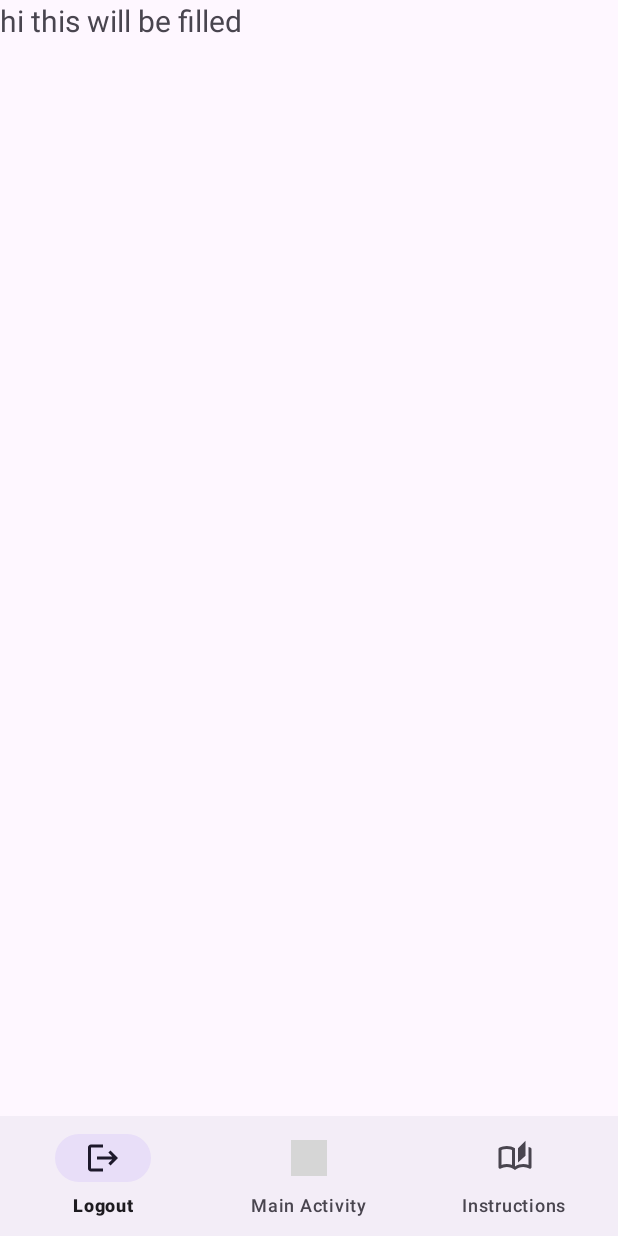
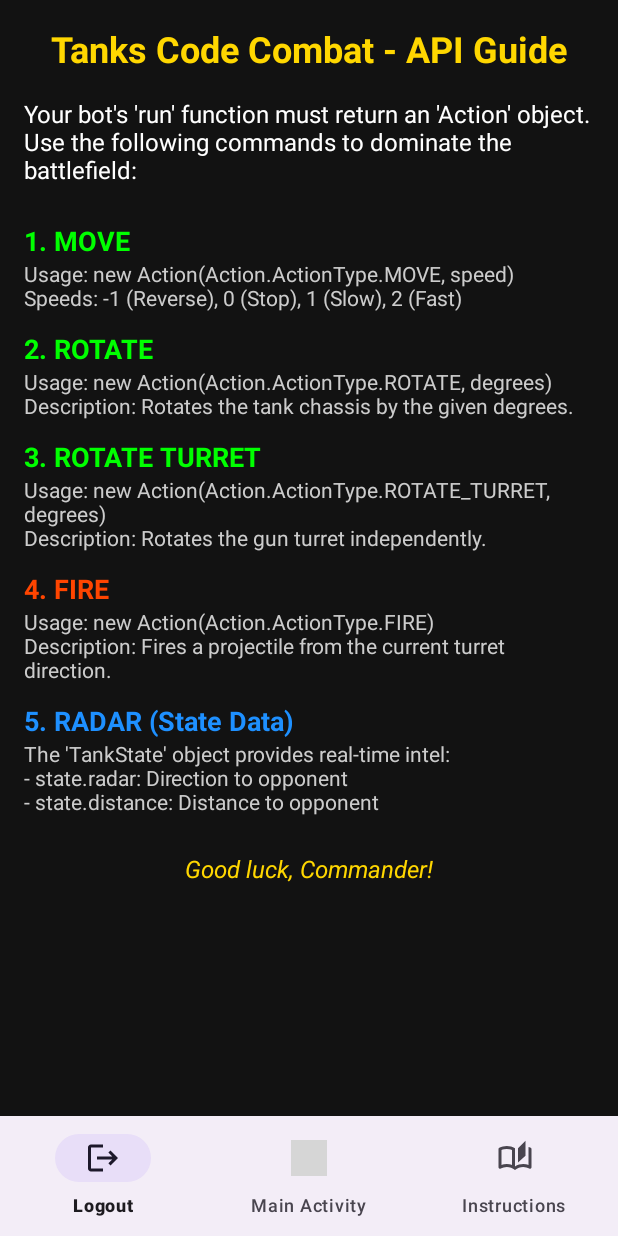
Before and after one commit to exinc1/tankscodecombat, an Android app: the fragment InstructionsFragment placed in its activity, on a phone screen of 412 x 824 dp. Run offline under Robolectric (Android 15) with nearby library versions, the light colour scheme and no system bars; our stand-ins replace Firebase (no records; nobody signed in at launch, a user with empty details on screens opened directly); grey boxes are pictures that could not be loaded.

Commit message:
added readme

```diff
--- a/app/src/main/res/layout/fragment_instructions.xml
+++ b/app/src/main/res/layout/fragment_instructions.xml
@@ -1,12 +1,121 @@
 <?xml version="1.0" encoding="utf-8"?>
-<FrameLayout xmlns:android="http://schemas.android.com/apk/res/android"
+<ScrollView xmlns:android="http://schemas.android.com/apk/res/android"
     android:layout_width="match_parent"
     android:layout_height="match_parent"
-    android:gravity="center">
+    android:background="#121212"
+    android:padding="16dp">
 
-    <TextView
-        android:layout_width="wrap_content"
+    <LinearLayout
+        android:layout_width="match_parent"
         android:layout_height="wrap_content"
-        android:text="hi this will be filled"
-        android:textSize="20sp" />
-</FrameLayout>
+        android:orientation="vertical">
+
+        <TextView
+            android:layout_width="match_parent"
+            android:layout_height="wrap_content"
+            android:layout_marginBottom="16dp"
+            android:gravity="center"
+            android:text="Tanks Code Combat - API Guide"
+            android:textColor="#FFD700"
+            android:textSize="24sp"
+            android:textStyle="bold" />
+
+        <TextView
+            android:layout_width="match_parent"
+            android:layout_height="wrap_content"
+            android:layout_marginBottom="24dp"
+            android:text="Your bot's 'run' function must return an 'Action' object. Use the following commands to dominate the battlefield:"
+            android:textColor="#FFFFFF"
+            android:textSize="16sp" />
+
+        <!-- MOVE -->
+        <TextView
+            android:layout_width="match_parent"
+            android:layout_height="wrap_content"
+            android:text="1. MOVE"
+            android:textColor="#00FF00"
+            android:textSize="18sp"
+            android:textStyle="bold" />
+
+        <TextView
+            android:layout_width="match_parent"
+            android:layout_height="wrap_content"
+            android:layout_marginBottom="12dp"
+            android:text="Usage: new Action(Action.ActionType.MOVE, speed)\nSpeeds: -1 (Reverse), 0 (Stop), 1 (Slow), 2 (Fast)"
+            android:textColor="#CCCCCC" />
+
+        <!-- ROTATE -->
+        <TextView
+            android:layout_width="match_parent"
+            android:layout_height="wrap_content"
+            android:text="2. ROTATE"
+            android:textColor="#00FF00"
+            android:textSize="18sp"
+            android:textStyle="bold" />
+
+        <TextView
+            android:layout_width="match_parent"
+            android:layout_height="wrap_content"
+            android:layout_marginBottom="12dp"
+            android:text="Usage: new Action(Action.ActionType.ROTATE, degrees)\nDescription: Rotates the tank chassis by the given degrees."
+            android:textColor="#CCCCCC" />
+
+        <!-- ROTATE TURRET -->
+        <TextView
+            android:layout_width="match_parent"
+            android:layout_height="wrap_content"
+            android:text="3. ROTATE TURRET"
+            android:textColor="#00FF00"
+            android:textSize="18sp"
+            android:textStyle="bold" />
+
+        <TextView
+            android:layout_width="match_parent"
+            android:layout_height="wrap_content"
+            android:layout_marginBottom="12dp"
+            android:text="Usage: new Action(Action.ActionType.ROTATE_TURRET, degrees)\nDescription: Rotates the gun turret independently."
+            android:textColor="#CCCCCC" />
+
+        <!-- FIRE -->
+        <TextView
+            android:layout_width="match_parent"
+            android:layout_height="wrap_content"
+            android:text="4. FIRE"
+            android:textColor="#FF4500"
+            android:textSize="18sp"
+            android:textStyle="bold" />
+
+        <TextView
+            android:layout_width="match_parent"
+            android:layout_height="wrap_content"
+            android:layout_marginBottom="12dp"
+            android:text="Usage: new Action(Action.ActionType.FIRE)\nDescription: Fires a projectile from the current turret direction."
+            android:textColor="#CCCCCC" />
+
+        <!-- RADAR -->
+        <TextView
+            android:layout_width="match_parent"
+            android:layout_height="wrap_content"
+            android:text="5. RADAR (State Data)"
+            android:textColor="#1E90FF"
+            android:textSize="18sp"
+            android:textStyle="bold" />
+
+        <TextView
+            android:layout_width="match_parent"
+            android:layout_height="wrap_content"
+            android:layout_marginBottom="24dp"
+            android:text="The 'TankState' object provides real-time intel:\n- state.radar: Direction to opponent\n- state.distance: Distance to opponent"
+            android:textColor="#CCCCCC" />
+
+        <TextView
+            android:layout_width="match_parent"
+            android:layout_height="wrap_content"
+            android:gravity="center"
+            android:text="Good luck, Commander!"
+            android:textColor="#FFD700"
+            android:textSize="16sp"
+            android:textStyle="italic" />
+
+    </LinearLayout>
+</ScrollView>
```
Also changed, not shown: 2 other files.
